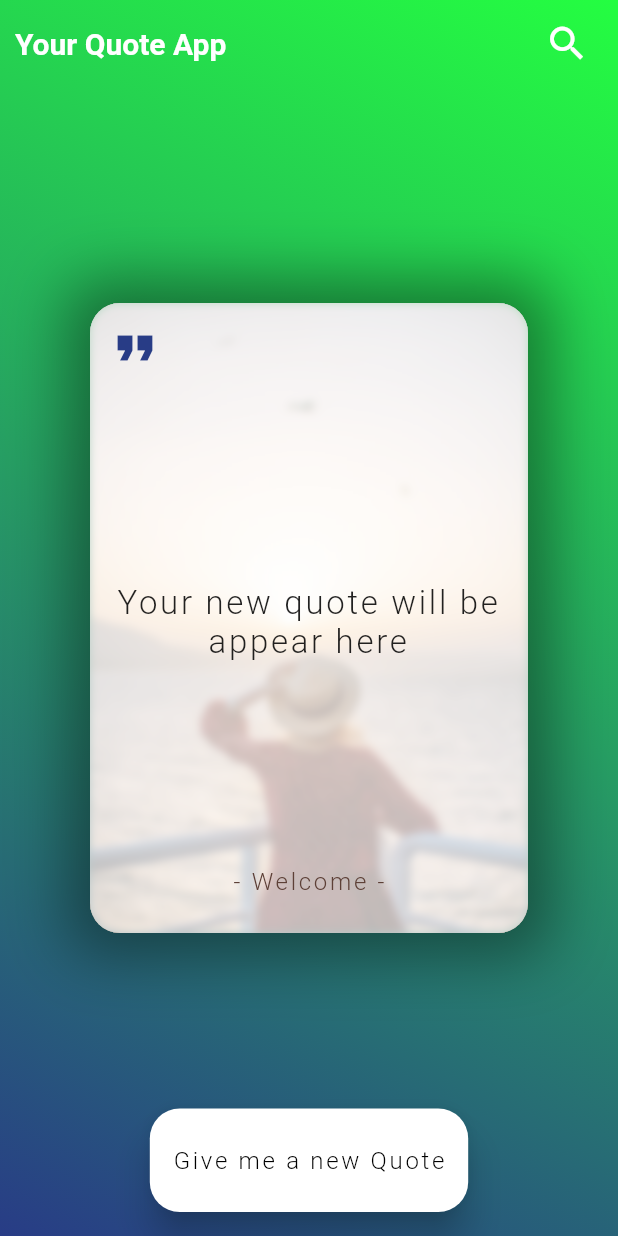
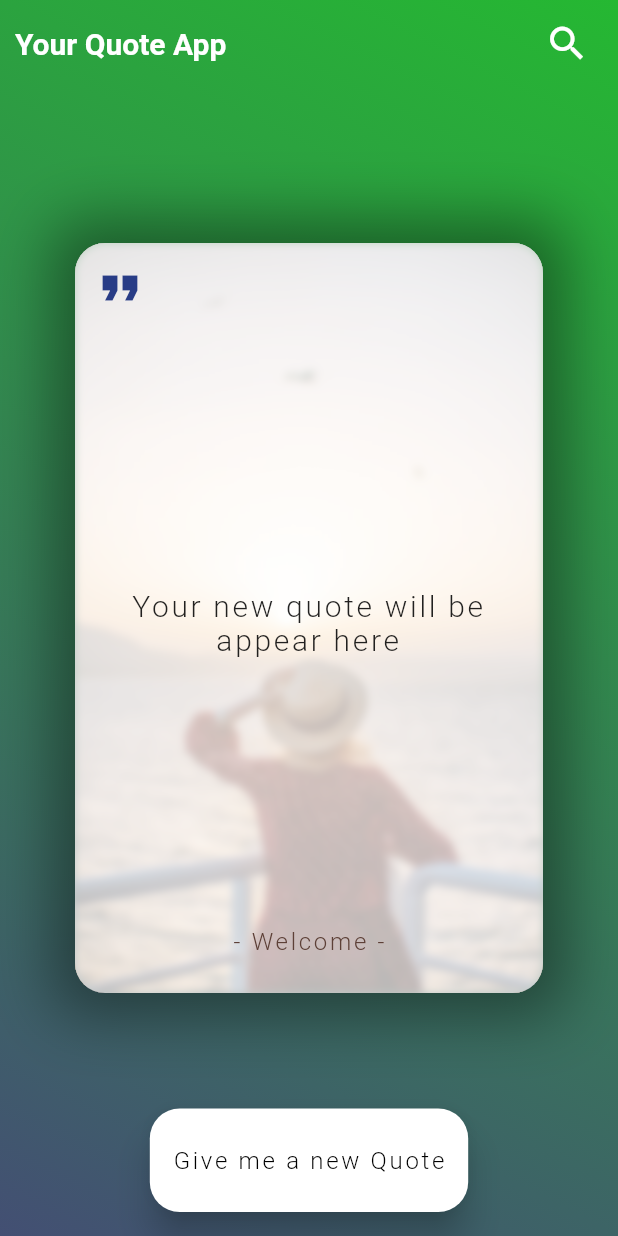
Before and after one commit to jesusemedin/flutter-quotes-app, a Flutter app: the screen it shows after launch, after a tap on "Give me a new Quote", on a phone screen of 412 x 824 dp. Run offline on Flutter 3.47's test engine with Material 2 defaults, Android fonts, the phone set to English and light mode, and no system bars; network calls fail.

Commit message:
colors change added

```diff
--- a/lib/src/pages/home_page.dart
+++ b/lib/src/pages/home_page.dart
@@ -2,6 +2,7 @@ import 'package:flutter/material.dart';
 import 'dart:convert';
 import 'dart:ui';
 import 'package:http/http.dart' as http;
+import 'dart:math';
 class HomePage extends StatefulWidget {
   @override
   _HomePageState createState() => _HomePageState();
@@ -12,6 +13,9 @@ class _HomePageState extends State<HomePage> {
   String phrase = 'Your new quote will be appear here';
   String tag = '';
   String author = 'Welcome';
+
+  Color colorPrimario = Color.fromRGBO(36, 254, 65, 1.0);
+  Color colorSecundario = Color.fromRGBO(40, 60, 134, 1.0);
 
   Future getQuote() async {
     final response = await http.get('http://api.quotable.io/random');
@@ -29,7 +33,7 @@ class _HomePageState extends State<HomePage> {
   @override
   Widget build(BuildContext context) {
 
-    _newQuote();
+    getQuote();
 
     return Scaffold(
       body: Stack(
@@ -56,7 +60,8 @@ class _HomePageState extends State<HomePage> {
 
   Widget _backgroundApp(){
 
-    return Container(
+    return AnimatedContainer(
+      duration: Duration( seconds: 3 ),
       height: double.infinity,
       width: double.infinity,
       decoration: BoxDecoration(
@@ -64,8 +69,8 @@ class _HomePageState extends State<HomePage> {
           begin: FractionalOffset(1.0, 0.0),
           end: FractionalOffset(0.0, 1),
           colors: <Color>[
-            Color.fromRGBO(36, 254, 65, 1.0),
-            Color.fromRGBO(40, 60, 134, 1.0),
+            colorPrimario,
+            colorSecundario,
           ]
         ),
       ),
@@ -102,8 +107,8 @@ class _HomePageState extends State<HomePage> {
         angle: 0,
         child: Image(
           image: AssetImage('assets/img/card4.jpg'),
-          width: 350.0,
-          // height: 600.0,
+          // width: 400.0,
+          height: 600.0,
           fit: BoxFit.cover,
         ),
       )
@@ -117,9 +122,9 @@ class _HomePageState extends State<HomePage> {
     return Center(
       child: Container(
         clipBehavior: Clip.antiAlias,
-        height: 420.0,
+        height: 500.0,
         width: double.infinity,
-        margin: EdgeInsets.symmetric(horizontal: 60),
+        margin: EdgeInsets.symmetric(horizontal: 50),
         decoration: BoxDecoration(
           borderRadius: BorderRadius.circular(20.0),
           boxShadow: <BoxShadow>[
@@ -145,7 +150,7 @@ class _HomePageState extends State<HomePage> {
   Widget _itemsTarjeta(){
 
     final categoryFontStyle = TextStyle( color: Color.fromRGBO(40, 60, 134, 1.0),  fontSize: 16, fontWeight: FontWeight.w300, letterSpacing: 1.8,),
-          quoteFontStyle = TextStyle( color: Colors.black87,  fontSize: 22, fontWeight: FontWeight.w300, letterSpacing: 1.8),
+          quoteFontStyle = TextStyle( color: Colors.black87,  fontSize: 20, fontWeight: FontWeight.w300, letterSpacing: 1.8),
           authorFontStyle = TextStyle( color: Colors.brown[700],  fontSize: 16, fontWeight: FontWeight.w300, letterSpacing: 1.8);
 
 
@@ -158,7 +163,7 @@ class _HomePageState extends State<HomePage> {
             mainAxisAlignment: MainAxisAlignment.start,
             children: <Widget>[
               Icon( Icons.format_quote, color: Color.fromRGBO(40, 60, 134, 1.0), size: 40.0,),
-              SizedBox( width: 40.0),
+              SizedBox( width: 60.0),
               Text(tag.replaceAll('-', ' '), style: categoryFontStyle),
             ]
           ),
@@ -170,11 +175,13 @@ class _HomePageState extends State<HomePage> {
   }
 
   void _newQuote(){
+
+    final random = Random();
+
     setState((){
       getQuote();
-      // phrase;
-      // tag;
-      // author;
+      colorPrimario = Color.fromRGBO(random.nextInt(255), random.nextInt(255), random.nextInt(255), 1.0);
+      colorSecundario = Color.fromRGBO(random.nextInt(255), random.nextInt(255), random.nextInt(255), 1.0);
     });
   }
 }
```
